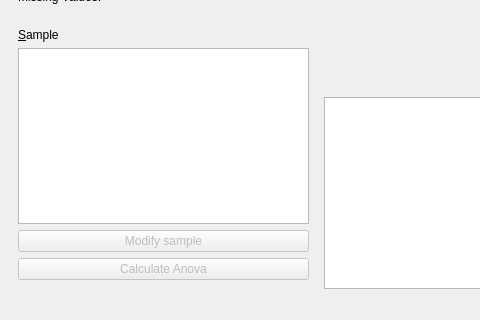
Above: braviz/interaction/qt_guis/anova.ui from diego0020/braviz-app before the change; both pictures show x 0 to 480 and y 341 to 661 of the 899 by 661 pixel window. Below: the same form after it.
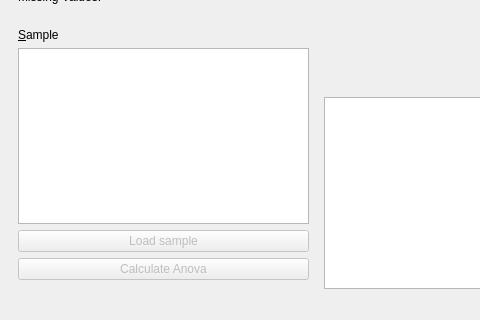
That is the form after the change. Icons and pictures are not drawn.

Commit message: load sample instead of modify sample under sample trees

```diff
--- a/braviz/interaction/qt_guis/anova.ui
+++ b/braviz/interaction/qt_guis/anova.ui
@@ -276,7 +276,7 @@
              <string>Change the datapoints that will be used in this anova analysis</string>
             </property>
             <property name="text">
-             <string>Modify sample</string>
+             <string>Load sample</string>
             </property>
            </widget>
           </item>
```
Left out of the diff: 24 changed lines with no effect on the pictures. The commit also changes 3 other files.
